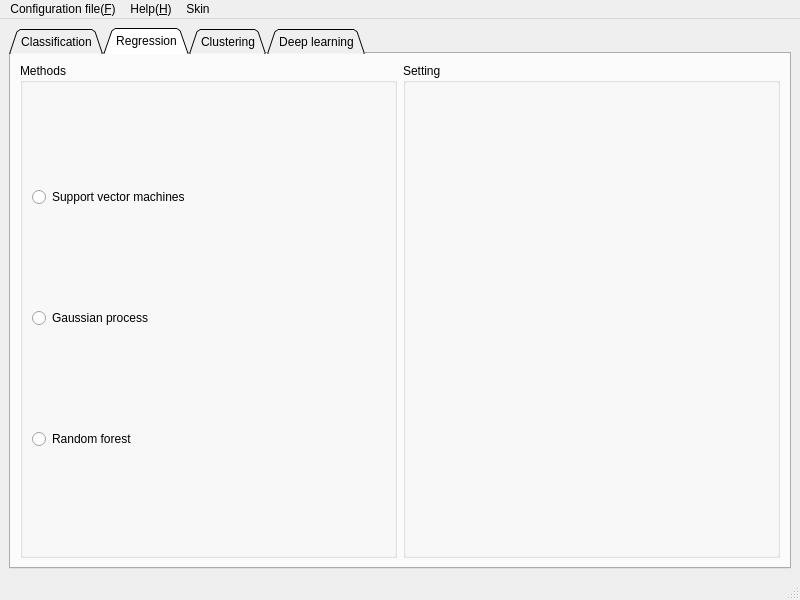
The window that eslearn/GUI/easylearn_machine_learning_gui.ui (easylearn-fmri/easylearn_dev) describes before a commit, drawn with Qt 5.
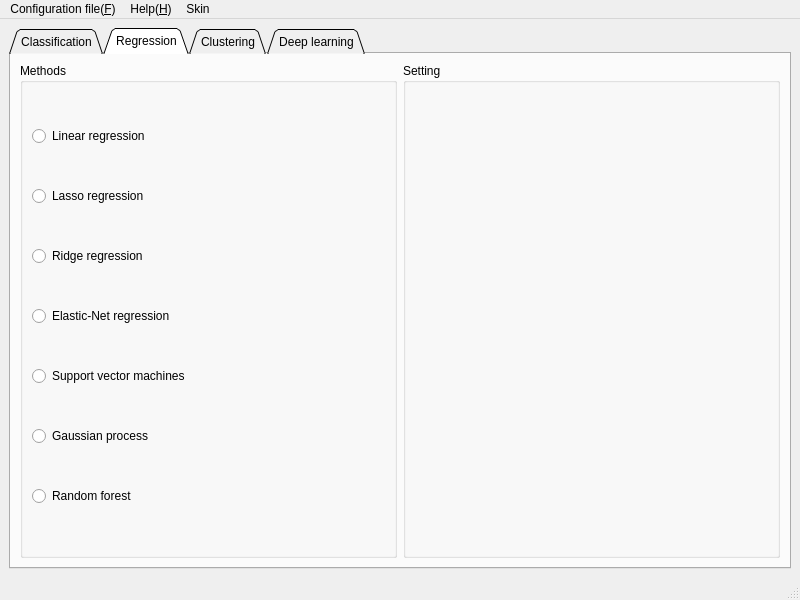
The same window after the commit. The open tabs and pages were chosen to show the change.

Commit message: revised easylearn:gui

Diff of the .ui file:
```diff
--- a/eslearn/GUI/easylearn_machine_learning_gui.ui
+++ b/eslearn/GUI/easylearn_machine_learning_gui.ui
@@ -516,27 +516,55 @@
            <string>Methods</string>
           </property>
           <layout class="QGridLayout" name="gridLayout_6">
-           <item row="0" column="0">
-            <widget class="QRadioButton" name="radioButton_7">
-             <property name="text">
-              <string>Support vector machines</string>
-             </property>
-            </widget>
-           </item>
-           <item row="3" column="0">
-            <widget class="QRadioButton" name="radioButton_6">
-             <property name="text">
-              <string>Random forest</string>
-             </property>
-            </widget>
-           </item>
-           <item row="1" column="0">
+           <item row="6" column="1">
             <widget class="QRadioButton" name="radioButton_10">
              <property name="text">
               <string>Gaussian process</string>
              </property>
             </widget>
            </item>
+           <item row="1" column="1">
+            <widget class="QRadioButton" name="radioButton_2">
+             <property name="text">
+              <string>Lasso regression</string>
+             </property>
+            </widget>
+           </item>
+           <item row="8" column="1">
+            <widget class="QRadioButton" name="radioButton_6">
+             <property name="text">
+              <string>Random forest</string>
+             </property>
+            </widget>
+           </item>
+           <item row="2" column="1">
+            <widget class="QRadioButton" name="radioButton_9">
+             <property name="text">
+              <string>Ridge regression</string>
+             </property>
+            </widget>
+           </item>
+           <item row="0" column="1">
+            <widget class="QRadioButton" name="radioButton">
+             <property name="text">
+              <string>Linear regression</string>
+             </property>
+            </widget>
+           </item>
+           <item row="4" column="1">
+            <widget class="QRadioButton" name="radioButton_7">
+             <property name="text">
+              <string>Support vector machines</string>
+             </property>
+            </widget>
+           </item>
+           <item row="3" column="1">
+            <widget class="QRadioButton" name="radioButton_11">
+             <property name="text">
+              <string>Elastic-Net regression</string>
+             </property>
+            </widget>
+           </item>
           </layout>
          </widget>
         </item>
```
Left out of the diff: 61 changed lines with no effect on the pictures. The commit also changes 4 other files.
